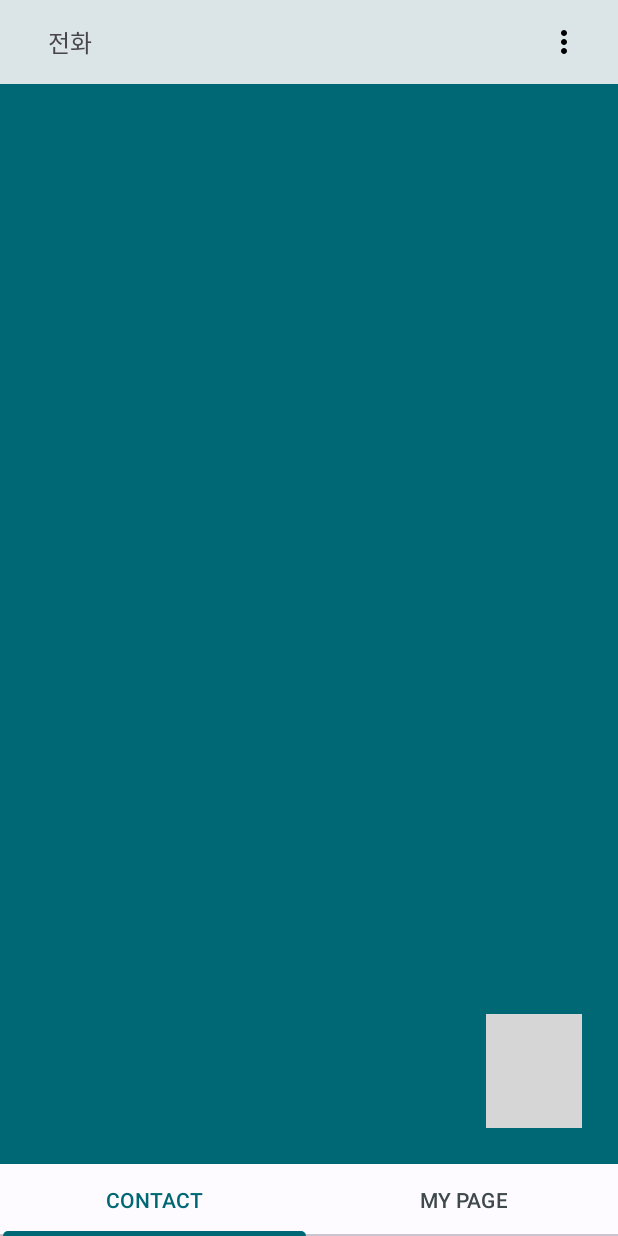
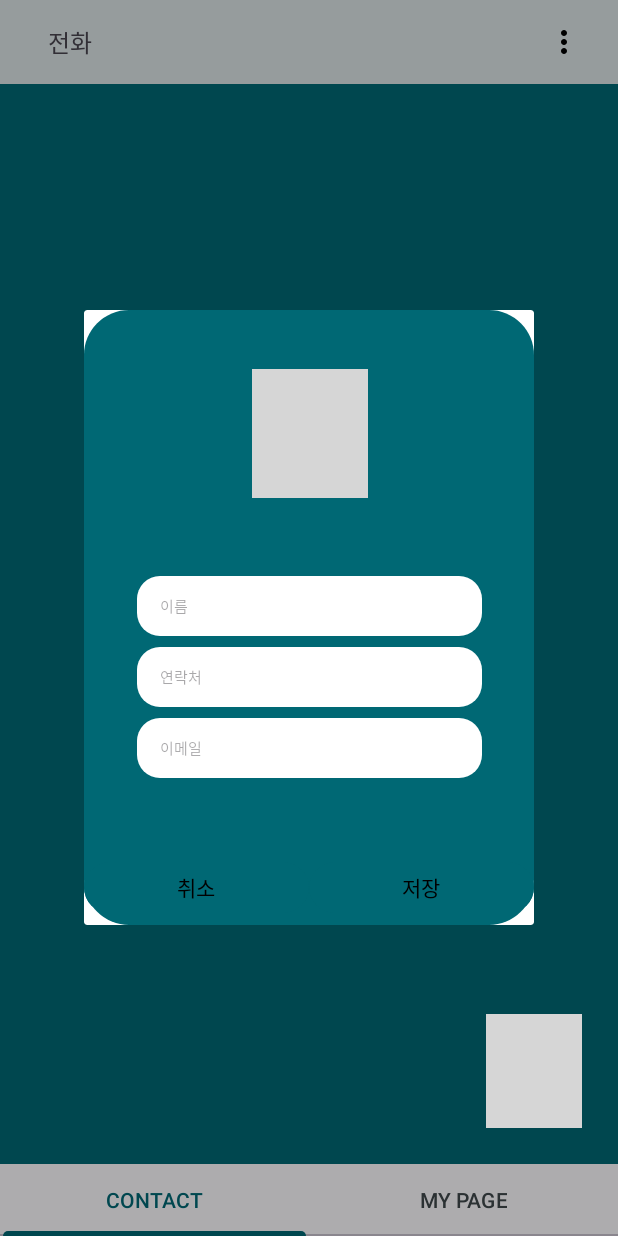
Before and after one commit to AndroidJeong/NBC_TwoOfUs, an Android app: the screen it shows after launch (MainActivity), after a tap on an icon or button, on a phone screen of 412 x 824 dp. Run offline under Robolectric (Android 15) with nearby library versions, the phone set to English and light mode, and no system bars; our stand-ins replace CircleImageView; pictures from the network do not load; grey boxes are pictures that could not be loaded.

Commit message:
fix: Add 화면으로 넘어갈 수 있도록 수정

```diff
--- a/app/src/main/java/com/nbc/two_of_us/presentation/contact/ContactListFragment.kt
+++ b/app/src/main/java/com/nbc/two_of_us/presentation/contact/ContactListFragment.kt
@@ -25,6 +25,7 @@ import com.nbc.two_of_us.permission.PermissionManager
 import com.nbc.two_of_us.presentation.ContactViewModel
 import com.nbc.two_of_us.presentation.contact_detail.ContactDetailFragment
 import com.nbc.two_of_us.presentation.contact_detail.ContactDetailFragment.Companion.BUNDLE_KEY_FOR_CONTACT_INFO
+import com.nbc.two_of_us.presentation.dialog.AddContactDialogFragment
 import com.nbc.two_of_us.util.Owner
 
 class ContactListFragment : Fragment() {
@@ -72,6 +73,9 @@ class ContactListFragment : Fragment() {
                         ContactManager.add(contactInfo)
                     }
                     adapter.add(it)
+                    Owner.contactLiveData.observe(viewLifecycleOwner) { contactInfo ->
+                        adapter.update(contactInfo)
+                    }
                 }
             },
             onDenied = {
@@ -106,10 +110,6 @@ class ContactListFragment : Fragment() {
         fragmentListListRecyclerView.layoutManager = LinearLayoutManager(requireContext())
 
         setListener()
-
-        Owner.contactLiveData.observe(viewLifecycleOwner) { contactInfo ->
-            adapter.update(contactInfo)
-        }
     }
 
     private fun setListener() = with(binding) {
@@ -132,8 +132,8 @@ class ContactListFragment : Fragment() {
 
         //FAB 클릭 이벤트
         fragmentListAddButtonFab.setOnClickListener {
-//            val fragmentAddDialog = AddContactDialogFragment()
-//            fragmentAddDialog.show(parentFragmentManager, "add_contact_dialog")
+            val fragmentAddDialog = AddContactDialogFragment()
+            fragmentAddDialog.show(parentFragmentManager, "add_contact_dialog")
         }
 
         //헤더 메뉴 클릭 이벤트
--- a/app/src/main/java/com/nbc/two_of_us/presentation/dialog/AddContactDialogFragment.kt
+++ b/app/src/main/java/com/nbc/two_of_us/presentation/dialog/AddContactDialogFragment.kt
@@ -6,6 +6,7 @@ import android.content.Intent
 import android.net.Uri
 import android.os.Bundle
 import android.provider.MediaStore
+import android.util.Log
 import android.view.LayoutInflater
 import android.view.View
 import android.view.ViewGroup
@@ -76,9 +77,13 @@ class AddContactDialogFragment : DialogFragment() {
                 }
             }
 
+            Log.d("dialog", "입력된 값 : ${newContact}")
+
             newContact?.let { contact ->
+                Log.d("dialog", "let에 들어온 값 : ${newContact}")
                 val isAdded = add(contact)
                 if (isAdded) {
+                    Log.d("dialog", "연락처 데이터에 추가 완료")
                     Toast.makeText(requireContext(), "연락처가 저장되었습니다", Toast.LENGTH_SHORT).show()
                     val contactInfo = Bundle().apply {
                         putParcelable("contactInfo", contact)
```
